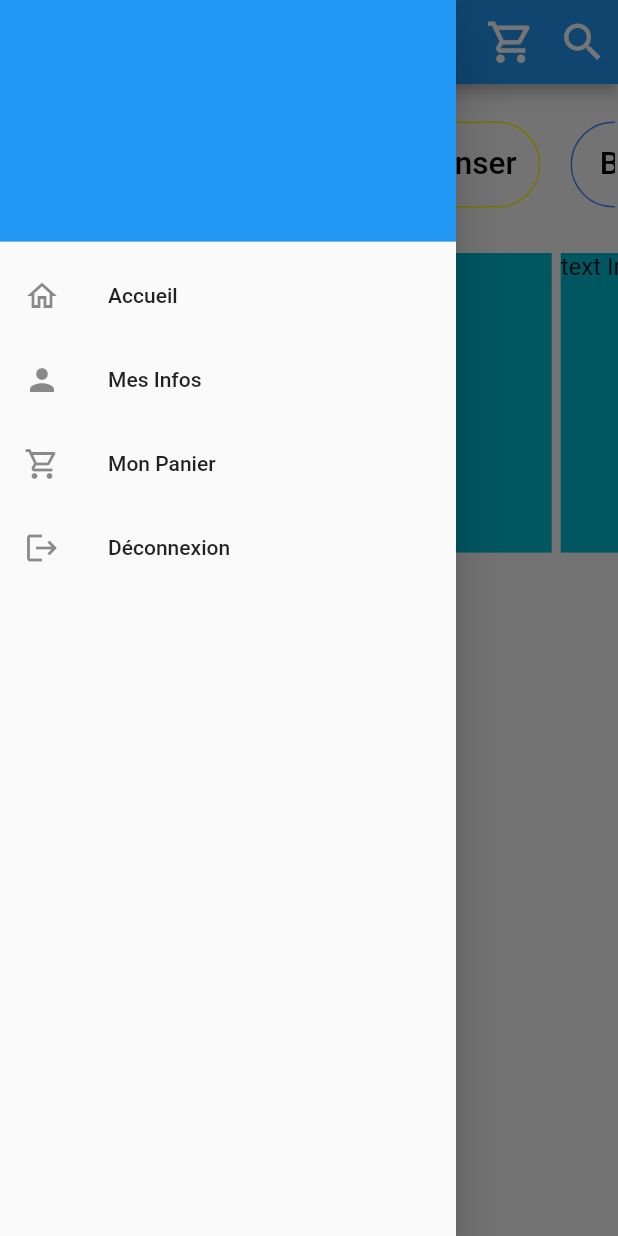
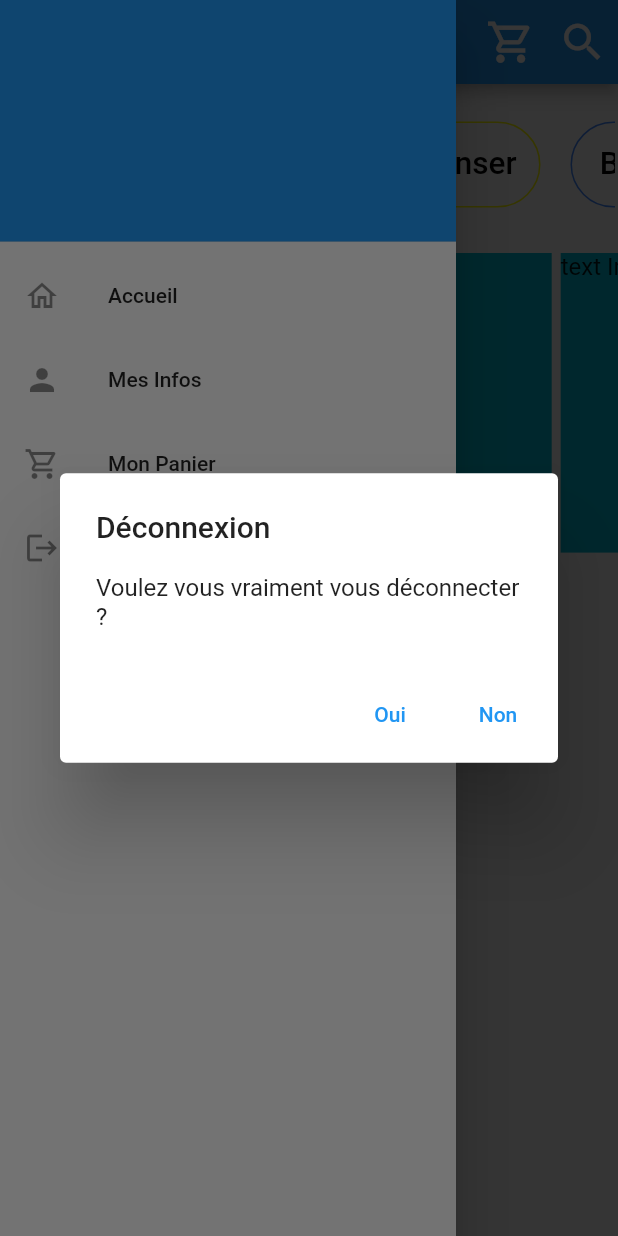
Before and after one commit to British29/IVT, a Flutter app: the AcceuilApp screen opened directly, in the side drawer, after a tap on "Déconnexion", on a phone screen of 412 x 824 dp. Run offline on Flutter 3.47's test engine with Material 2 defaults, Android fonts, the phone set to English and light mode, and no system bars; drawn by our look-alikes of carousel_slider; our stand-ins replace fluttertoast, hexcolor, shared_preferences; accounts and stored records are empty.

Commit message:
Nouvelle mise à jour

```diff
--- a/lib/contenue/accueil_screen.dart
+++ b/lib/contenue/accueil_screen.dart
@@ -1,6 +1,8 @@
 import 'package:carousel_slider/carousel_slider.dart';
 import 'package:flutter/material.dart';
 import 'package:hexcolor/hexcolor.dart';
+import 'package:shared_preferences/shared_preferences.dart';
+import 'package:vente/main.dart';
 
 class AcceuilApp extends StatefulWidget {
   @override
@@ -8,6 +10,51 @@ class AcceuilApp extends StatefulWidget {
 }
 
 class _AcceuilAppState extends State<AcceuilApp> {
+  void logout() async {
+    SharedPreferences preferences = await SharedPreferences.getInstance();
+    await preferences.clear();
+    Navigator.push(
+      context,
+      MaterialPageRoute(
+        builder: (context) => MyApp(),
+      ),
+    );
+  }
+
+  Future<void> _showMyDialog() async {
+    return showDialog<void>(
+      context: context,
+      barrierDismissible: false, // user must tap button!
+      builder: (BuildContext context) {
+        return AlertDialog(
+          title: Text('Déconnexion'),
+          content: SingleChildScrollView(
+            child: ListBody(
+              children: <Widget>[
+                // Text('This is a demo alert dialog.'),
+                Text('Voulez vous vraiment vous déconnecter ?'),
+              ],
+            ),
+          ),
+          actions: <Widget>[
+            TextButton(
+              child: Text('Oui'),
+              onPressed: () {
+                logout();
+              },
+            ),
+            TextButton(
+              child: Text('Non'),
+              onPressed: () {
+                Navigator.of(context).pop();
+              },
+            ),
+          ],
+        );
+      },
+    );
+  }
+
   @override
   Widget build(BuildContext context) {
     return Scaffold(
@@ -59,7 +106,9 @@ class _AcceuilAppState extends State<AcceuilApp> {
             ListTile(
               leading: Icon(Icons.logout),
               title: Text('Déconnexion'),
-              onTap: () {},
+              onTap: () {
+                _showMyDialog();
+              },
             ),
           ],
         ),
@@ -225,9 +274,6 @@ class _AcceuilAppState extends State<AcceuilApp> {
                 );
               }).toList(),
             ),
-            SizedBox(
-              height: 40,
-            ),
           ],
         ),
       ),
--- a/lib/main.dart
+++ b/lib/main.dart
@@ -2,7 +2,6 @@ import 'package:flutter/material.dart';
 import 'package:vente/connexion/inscription_screen.dart';
 import 'package:vente/connexion/login_screen.dart';
 import 'package:vente/connexion/splash_screen.dart';
-import 'package:vente/contenue/button_navigation_screen.dart';
 
 void main() {
   runApp(MyApp());
--- a/pubspec.yaml
+++ b/pubspec.yaml
@@ -31,6 +31,9 @@ dependencies:
   hexcolor: ^1.0.6
   carousel_slider: ^3.0.0
   http:
+  fluttertoast: ^7.1.6
+  shared_preferences: ^0.5.12+4
+
 
 dev_dependencies:
   flutter_test:
@@ -49,7 +52,7 @@ flutter:
 
   # To add assets to your application, add an assets section, like this:
   assets:
-    - assets/logoaccueil.png
+    - assets/logoS.png
 
   # An image asset can refer to one or more resolution-specific "variants", see
   # https://flutter.dev/assets-and-images/#resolution-aware.
```
Also changed, not shown: lib/connexion/login_screen.dart (+26 -28 lines), lib/connexion/splash_screen.dart (+4 -4 lines), lib/contenue/profile_screen.dart (+79 -16 lines), assets/logo.png (added), assets/logoS.png (added), pubspec.lock.
